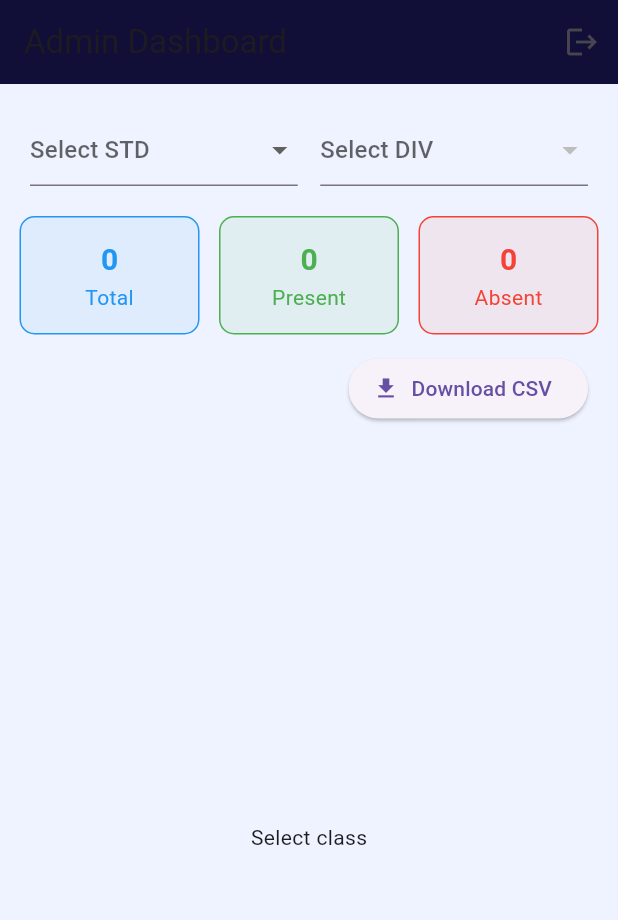
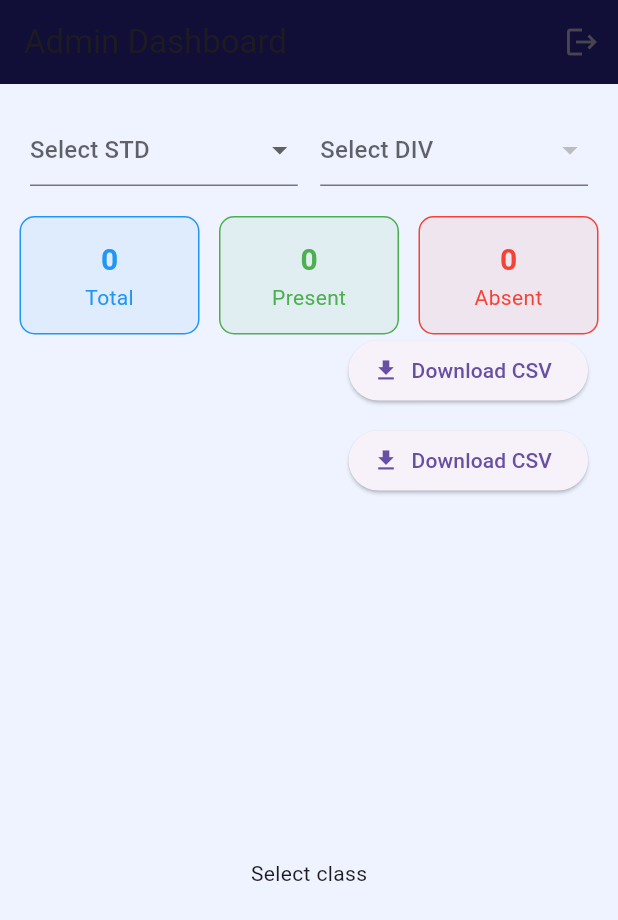
Before and after one commit to vidyakunj/vidyakunj-full-ready, a Flutter app: the AdminDashboard screen opened directly, on a phone screen of 412 x 824 dp. Shown: the top 920 px of the screen. Run offline on Flutter 3.47's test engine with Material 3 defaults, Android fonts, the phone set to English and light mode, and no system bars; our stand-ins replace csv, file_picker, shared_preferences; missing offline and left inert: dart:html; accounts and stored records are empty.

Commit message:
Update admin_dashboard.dart

```diff
--- a/lib/screens/admin_dashboard.dart
+++ b/lib/screens/admin_dashboard.dart
@@ -160,6 +160,17 @@ class _AdminDashboardState extends State<AdminDashboard> {
               _box("Absent", absentStudents, Colors.red),
             ],
           ),
+Padding(
+  padding: const EdgeInsets.symmetric(horizontal: 20),
+  child: Align(
+    alignment: Alignment.centerRight,
+    child: ElevatedButton.icon(
+      onPressed: _downloadCsv,
+      icon: const Icon(Icons.download),
+      label: const Text("Download CSV"),
+    ),
+  ),
+),
 
           const SizedBox(height: 12),
 
```
